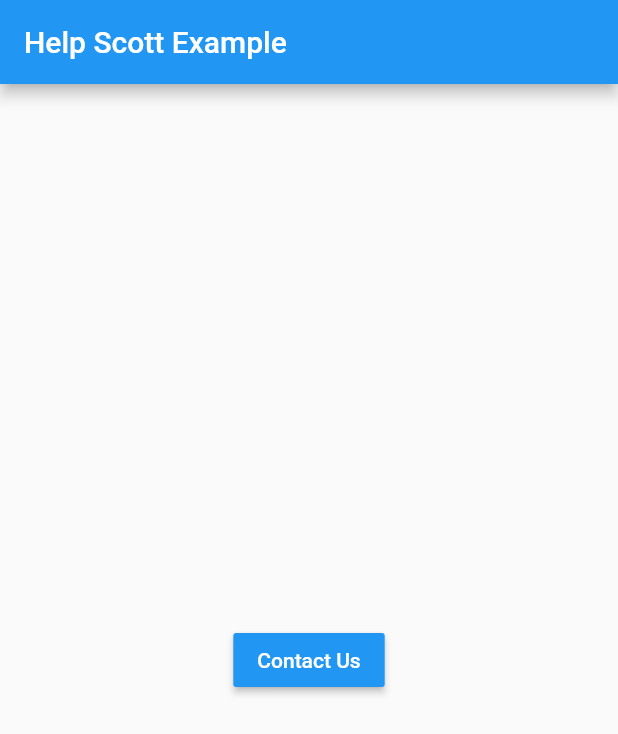
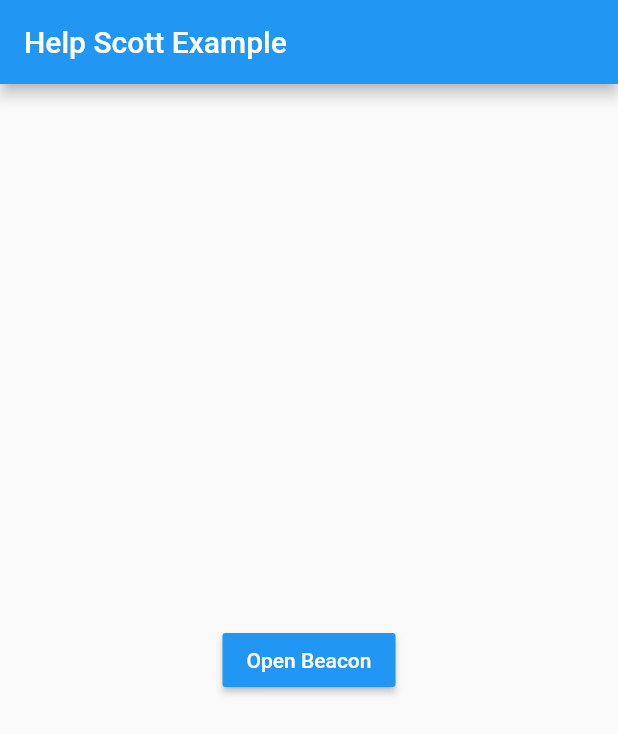
Before and after one commit to kelvinforteta/flutter_help_scout, a Flutter app: the screen it shows after launch, on a phone screen of 412 x 824 dp. Shown: the top 734 px of the screen. Run offline on Flutter 3.47's test engine with Material 2 defaults, Android fonts, the phone set to English and light mode, and no system bars.

Commit message:
changed the description

```diff
--- a/example/lib/main.dart
+++ b/example/lib/main.dart
@@ -29,13 +29,13 @@ class MyHomePage extends StatefulWidget {
 class _MyHomePageState extends State<MyHomePage> {
   // create an instance of Flutter Help Scout and pass the beacon ID and other values to it
   FlutterHelpScout _beacon;
-  String beaconId = '2ba5e8ec-9858-4bdf-810a-5fdea9f30aac';
+  String beaconId = 'YOUR_BEACON_ID';
 
   // Platform messages are asynchronous, so we initialize in an async method.
   Future<void> initBeacon() async {
     _beacon = FlutterHelpScout(
         beaconId: beaconId,
-        email: 'email@example.com',
+        email: 'example@example.com',
         name: 'John Doe',
         avatar: 'https://avatars3.githubusercontent.com/u/53996412?s=460&v=4');
 
@@ -66,7 +66,7 @@ class _MyHomePageState extends State<MyHomePage> {
           // in the middle of the parent.
           child: RaisedButton(
         child: Text(
-          'Contact Us',
+          'Open Beacon',
           style: TextStyle(color: Colors.white),
         ),
         color: Colors.blue,
--- a/pubspec.yaml
+++ b/pubspec.yaml
@@ -1,6 +1,6 @@
 name: flutter_help_scout
-description: A Flutter plugin for Help Scout.
-version: 0.0.1
+description: Flutter implementation for Help Scout mobile SDK.
+version: 0.0.1+1
 #authors:
 #  - Kelvin Forteta <hi@kelvinforteta.dev>
 
```
Also changed, not shown: example/pubspec.lock, 1 other file.
